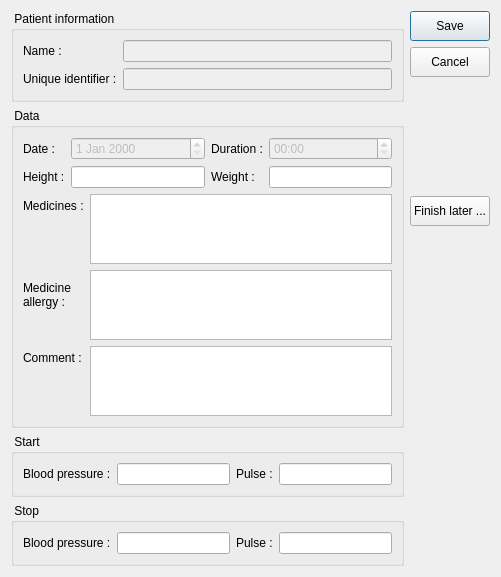
Before: the Qt Designer form client/dlgattendanceedit.ui in tbikfalvi/Belenus, drawn with Qt 5.
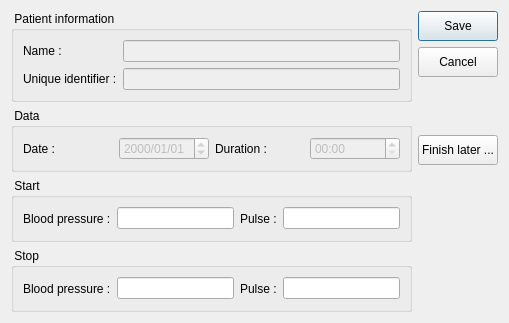
After: the same form once the commit is applied.

```diff
--- a/client/dlgattendanceedit.ui
+++ b/client/dlgattendanceedit.ui
@@ -6,8 +6,8 @@
    <rect>
     <x>0</x>
     <y>0</y>
-    <width>501</width>
-    <height>488</height>
+    <width>509</width>
+    <height>323</height>
    </rect>
   </property>
   <property name="windowTitle">
@@ -58,47 +58,32 @@
        <property name="title">
         <string> Data </string>
        </property>
-       <layout class="QVBoxLayout" name="verticalLayout">
+       <layout class="QHBoxLayout" name="horizontalLayout_3">
         <item>
-         <layout class="QHBoxLayout" name="horizontalLayout">
-          <item>
-           <layout class="QFormLayout" name="formLayout_2">
-            <item row="0" column="0">
              <widget class="QLabel" name="lblDate">
               <property name="text">
                <string>Date :</string>
               </property>
              </widget>
             </item>
-            <item row="0" column="1">
+        <item>
              <widget class="QDateEdit" name="deDate">
               <property name="enabled">
                <bool>false</bool>
               </property>
-             </widget>
-            </item>
-            <item row="1" column="0">
-             <widget class="QLabel" name="lblHeight">
-              <property name="text">
-               <string>Height :</string>
+          <property name="displayFormat">
+           <string>yyyy/MM/dd</string>
               </property>
              </widget>
             </item>
-            <item row="1" column="1">
-             <widget class="QLineEdit" name="ledHeight"/>
-            </item>
-           </layout>
-          </item>
           <item>
-           <layout class="QFormLayout" name="formLayout_3">
-            <item row="0" column="0">
              <widget class="QLabel" name="lblLength">
               <property name="text">
                <string>Duration :</string>
               </property>
              </widget>
             </item>
-            <item row="0" column="1">
+        <item>
              <widget class="QTimeEdit" name="teLength">
               <property name="enabled">
                <bool>false</bool>
@@ -108,55 +93,6 @@
               </property>
              </widget>
             </item>
-            <item row="1" column="0">
-             <widget class="QLabel" name="lblWeight">
-              <property name="text">
-               <string>Weight :</string>
-              </property>
-             </widget>
-            </item>
-            <item row="1" column="1">
-             <widget class="QLineEdit" name="ledWeight"/>
-            </item>
-           </layout>
-          </item>
-         </layout>
-        </item>
-        <item>
-         <layout class="QFormLayout" name="formLayout_4">
-          <item row="0" column="0">
-           <widget class="QLabel" name="lblMedicines">
-            <property name="text">
-             <string>Medicines :</string>
-            </property>
-           </widget>
-          </item>
-          <item row="0" column="1">
-           <widget class="QPlainTextEdit" name="ptMedicineCurrent"/>
-          </item>
-          <item row="1" column="0">
-           <widget class="QLabel" name="lblAllergy">
-            <property name="text">
-             <string>Medicine 
-allergy :</string>
-            </property>
-           </widget>
-          </item>
-          <item row="1" column="1">
-           <widget class="QPlainTextEdit" name="ptMedicineAllergy"/>
-          </item>
-          <item row="2" column="0">
-           <widget class="QLabel" name="lblComment">
-            <property name="text">
-             <string>Comment :</string>
-            </property>
-           </widget>
-          </item>
-          <item row="2" column="1">
-           <widget class="QPlainTextEdit" name="ptComment"/>
-          </item>
-         </layout>
-        </item>
        </layout>
       </widget>
      </item>
@@ -194,7 +130,7 @@
        <property name="title">
         <string> Stop </string>
        </property>
-       <layout class="QHBoxLayout" name="horizontalLayout_3">
+       <layout class="QHBoxLayout" name="horizontalLayout">
         <item>
          <widget class="QLabel" name="lblBPStop">
           <property name="text">
@@ -221,7 +157,7 @@
     </layout>
    </item>
    <item>
-    <layout class="QVBoxLayout" name="verticalLayout_3">
+    <layout class="QVBoxLayout" name="verticalLayout">
      <item>
       <widget class="QPushButton" name="pbSave">
        <property name="minimumSize">
@@ -268,7 +204,7 @@
        <property name="sizeHint" stdset="0">
         <size>
          <width>20</width>
-         <height>7</height>
+         <height>13</height>
         </size>
        </property>
       </spacer>
@@ -300,7 +236,7 @@
        <property name="sizeHint" stdset="0">
         <size>
          <width>20</width>
-         <height>340</height>
+         <height>147</height>
         </size>
        </property>
       </spacer>
```
Left out of the diff: 8 changed lines with no effect on the pictures. Lines whose indentation alone changed are shown as unchanged.
